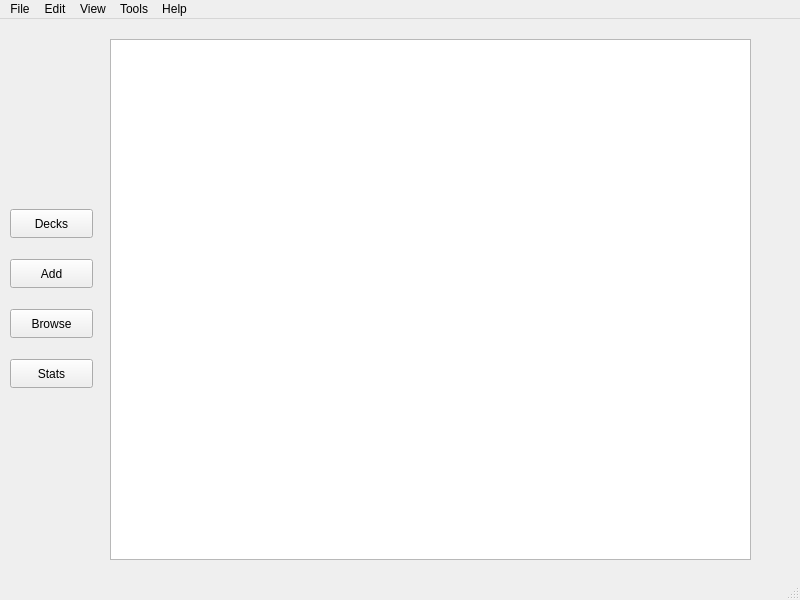
Before: the Qt Designer form forms/mainwindow.ui in TehPig/MindLeap, drawn with Qt 5.
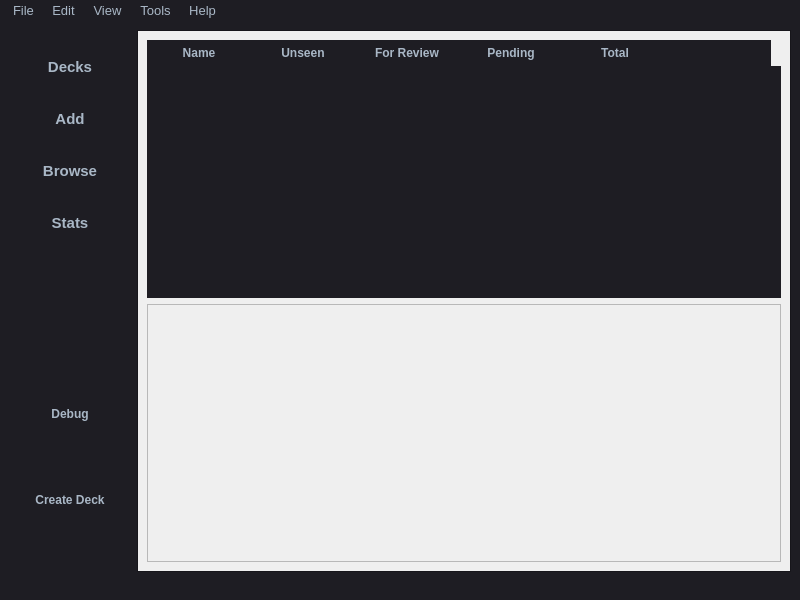
After: the same form once the commit is applied. Icons and pictures are not drawn. Custom widgets are drawn as their Qt base class.

The edit to the form file:
```diff
--- a/forms/mainwindow.ui
+++ b/forms/mainwindow.ui
@@ -10,72 +10,962 @@
     <height>600</height>
    </rect>
   </property>
+  <property name="sizePolicy">
+   <sizepolicy hsizetype="Expanding" vsizetype="Expanding">
+    <horstretch>0</horstretch>
+    <verstretch>0</verstretch>
+   </sizepolicy>
+  </property>
   <property name="windowTitle">
-   <string>MainWindow</string>
+   <string>MindLeap</string>
+  </property>
+  <property name="styleSheet">
+   <string notr="true">/*
+Material Dark Style Sheet for QT Applications
+Author: Jaime A. Quiroga P.
+Inspired on https://github.com/jxfwinter/qt-material-stylesheet
+Company: GTRONICK
+Last updated: 04/12/2018, 15:00.
+Available at: https://github.com/GTRONICK/QSS/blob/master/MaterialDark.qss
+*/
+QMainWindow {
+	background-color:#1e1d23;
+}
+QDialog {
+	background-color:#1e1d23;
+}
+QColorDialog {
+	background-color:#1e1d23;
+}
+QTextEdit {
+	background-color:#1e1d23;
+	color: #a9b7c6;
+}
+QPlainTextEdit {
+	selection-background-color:#007b50;
+	background-color:#1e1d23;
+	border-style: solid;
+	border-top-color: transparent;
+	border-right-color: transparent;
+	border-left-color: transparent;
+	border-bottom-color: transparent;
+	border-width: 1px;
+	color: #a9b7c6;
+}
+QPushButton{
+	border-style: solid;
+	border-top-color: transparent;
+	border-right-color: transparent;
+	border-left-color: transparent;
+	border-bottom-color: transparent;
+	border-width: 1px;
+	border-style: solid;
+	color: #a9b7c6;
+	padding: 2px;
+	background-color: #1e1d23;
+}
+QPushButton::default{
+	border-style: inset;
+	border-top-color: transparent;
+	border-right-color: transparent;
+	border-left-color: transparent;
+	border-bottom-color: #04b97f;
+	border-width: 1px;
+	color: #a9b7c6;
+	padding: 2px;
+	background-color: #1e1d23;
+}
+QToolButton {
+	border-style: solid;
+	border-top-color: transparent;
+	border-right-color: transparent;
+	border-left-color: transparent;
+	border-bottom-color: #04b97f;
+	border-bottom-width: 1px;
+	border-style: solid;
+	color: #a9b7c6;
+	padding: 2px;
+	background-color: #1e1d23;
+}
+QToolButton:hover{
+	border-style: solid;
+	border-top-color: transparent;
+	border-right-color: transparent;
+	border-left-color: transparent;
+	border-bottom-color: #37efba;
+	border-bottom-width: 2px;
+	border-style: solid;
+	color: #FFFFFF;
+	padding-bottom: 1px;
+	background-color: #1e1d23;
+}
+QPushButton:hover{
+	border-style: solid;
+	border-top-color: transparent;
+	border-right-color: transparent;
+	border-left-color: transparent;
+	border-bottom-color: #37efba;
+	border-bottom-width: 1px;
+	border-style: solid;
+	color: #FFFFFF;
+	padding-bottom: 2px;
+	background-color: #1e1d23;
+}
+QPushButton:pressed{
+	border-style: solid;
+	border-top-color: transparent;
+	border-right-color: transparent;
+	border-left-color: transparent;
+	border-bottom-color: #37efba;
+	border-bottom-width: 2px;
+	border-style: solid;
+	color: #37efba;
+	padding-bottom: 1px;
+	background-color: #1e1d23;
+}
+QPushButton:disabled{
+	border-style: solid;
+	border-top-color: transparent;
+	border-right-color: transparent;
+	border-left-color: transparent;
+	border-bottom-color: #808086;
+	border-bottom-width: 2px;
+	border-style: solid;
+	color: #808086;
+	padding-bottom: 1px;
+	background-color: #1e1d23;
+}
+QLineEdit {
+	border-width: 1px; border-radius: 4px;
+	border-color: rgb(58, 58, 58);
+	border-style: inset;
+	padding: 0 8px;
+	color: #a9b7c6;
+	background:#1e1d23;
+	selection-background-color:#007b50;
+	selection-color: #FFFFFF;
+}
+QLabel {
+	color: #a9b7c6;
+}
+QLCDNumber {
+	color: #37e6b4;
+}
+QProgressBar {
+	text-align: center;
+	color: rgb(240, 240, 240);
+	border-width: 1px; 
+	border-radius: 10px;
+	border-color: rgb(58, 58, 58);
+	border-style: inset;
+	background-color:#1e1d23;
+}
+QProgressBar::chunk {
+	background-color: #04b97f;
+	border-radius: 5px;
+}
+QMenuBar {
+	background-color: #1e1d23;
+}
+QMenuBar::item {
+	color: #a9b7c6;
+  	spacing: 3px;
+  	padding: 1px 4px;
+  	background: #1e1d23;
+}
+
+QMenuBar::item:selected {
+  	background:#1e1d23;
+	color: #FFFFFF;
+}
+QMenu::item:selected {
+	border-style: solid;
+	border-top-color: transparent;
+	border-right-color: transparent;
+	border-left-color: #04b97f;
+	border-bottom-color: transparent;
+	border-left-width: 2px;
+	color: #FFFFFF;
+	padding-left:15px;
+	padding-top:4px;
+	padding-bottom:4px;
+	padding-right:7px;
+	background-color: #1e1d23;
+}
+QMenu::item {
+	border-style: solid;
+	border-top-color: transparent;
+	border-right-color: transparent;
+	border-left-color: transparent;
+	border-bottom-color: transparent;
+	border-bottom-width: 1px;
+	border-style: solid;
+	color: #a9b7c6;
+	padding-left:17px;
+	padding-top:4px;
+	padding-bottom:4px;
+	padding-right:7px;
+	background-color: #1e1d23;
+}
+QMenu{
+	background-color:#1e1d23;
+}
+QTabWidget {
+	color:rgb(0,0,0);
+	background-color:#1e1d23;
+}
+QTabWidget::pane {
+		border-color: rgb(77,77,77);
+		background-color:#1e1d23;
+		border-style: solid;
+		border-width: 1px;
+    	border-radius: 6px;
+}
+QTabBar::tab {
+	border-style: solid;
+	border-top-color: transparent;
+	border-right-color: transparent;
+	border-left-color: transparent;
+	border-bottom-color: transparent;
+	border-bottom-width: 1px;
+	border-style: solid;
+	color: #808086;
+	padding: 3px;
+	margin-left:3px;
+	background-color: #1e1d23;
+}
+QTabBar::tab:selected, QTabBar::tab:last:selected, QTabBar::tab:hover {
+  	border-style: solid;
+	border-top-color: transparent;
+	border-right-color: transparent;
+	border-left-color: transparent;
+	border-bottom-color: #04b97f;
+	border-bottom-width: 2px;
+	border-style: solid;
+	color: #FFFFFF;
+	padding-left: 3px;
+	padding-bottom: 2px;
+	margin-left:3px;
+	background-color: #1e1d23;
+}
+
+QCheckBox {
+	color: #a9b7c6;
+	padding: 2px;
+}
+QCheckBox:disabled {
+	color: #808086;
+	padding: 2px;
+}
+
+QCheckBox:hover {
+	border-radius:4px;
+	border-style:solid;
+	padding-left: 1px;
+	padding-right: 1px;
+	padding-bottom: 1px;
+	padding-top: 1px;
+	border-width:1px;
+	border-color: rgb(87, 97, 106);
+	background-color:#1e1d23;
+}
+QCheckBox::indicator:checked {
+
+	height: 10px;
+	width: 10px;
+	border-style:solid;
+	border-width: 1px;
+	border-color: #04b97f;
+	color: #a9b7c6;
+	background-color: #04b97f;
+}
+QCheckBox::indicator:unchecked {
+
+	height: 10px;
+	width: 10px;
+	border-style:solid;
+	border-width: 1px;
+	border-color: #04b97f;
+	color: #a9b7c6;
+	background-color: transparent;
+}
+QRadioButton {
+	color: #a9b7c6;
+	background-color: #1e1d23;
+	padding: 1px;
+}
+QRadioButton::indicator:checked {
+	height: 10px;
+	width: 10px;
+	border-style:solid;
+	border-radius:5px;
+	border-width: 1px;
+	border-color: #04b97f;
+	color: #a9b7c6;
+	background-color: #04b97f;
+}
+QRadioButton::indicator:!checked {
+	height: 10px;
+	width: 10px;
+	border-style:solid;
+	border-radius:5px;
+	border-width: 1px;
+	border-color: #04b97f;
+	color: #a9b7c6;
+	background-color: transparent;
+}
+QStatusBar {
+	color:#027f7f;
+}
+QSpinBox {
+	color: #a9b7c6;	
+	background-color: #1e1d23;
+}
+QDoubleSpinBox {
+	color: #a9b7c6;	
+	background-color: #1e1d23;
+}
+QTimeEdit {
+	color: #a9b7c6;	
+	background-color: #1e1d23;
+}
+QDateTimeEdit {
+	color: #a9b7c6;	
+	background-color: #1e1d23;
+}
+QDateEdit {
+	color: #a9b7c6;	
+	background-color: #1e1d23;
+}
+QComboBox {
+	color: #a9b7c6;	
+	background: #1e1d23;
+}
+QComboBox:editable {
+	background: #1e1d23;
+	color: #a9b7c6;
+	selection-background-color: #1e1d23;
+}
+QComboBox QAbstractItemView {
+	color: #a9b7c6;	
+	background: #1e1d23;
+	selection-color: #FFFFFF;
+	selection-background-color: #1e1d23;
+}
+QComboBox:!editable:on, QComboBox::drop-down:editable:on {
+	color: #a9b7c6;	
+	background: #1e1d23;
+}
+QFontComboBox {
+	color: #a9b7c6;	
+	background-color: #1e1d23;
+}
+QToolBox {
+	color: #a9b7c6;
+	background-color: #1e1d23;
+}
+QToolBox::tab {
+	color: #a9b7c6;
+	background-color: #1e1d23;
+}
+QToolBox::tab:selected {
+	color: #FFFFFF;
+	background-color: #1e1d23;
+}
+QScrollArea {
+	color: #FFFFFF;
+	background-color: #1e1d23;
+}
+QSlider::groove:horizontal {
+	height: 5px;
+	background: #04b97f;
+}
+QSlider::groove:vertical {
+	width: 5px;
+	background: #04b97f;
+}
+QSlider::handle:horizontal {
+	background: qlineargradient(x1:0, y1:0, x2:1, y2:1, stop:0 #b4b4b4, stop:1 #8f8f8f);
+	border: 1px solid #5c5c5c;
+	width: 14px;
+	margin: -5px 0;
+	border-radius: 7px;
+}
+QSlider::handle:vertical {
+	background: qlineargradient(x1:1, y1:1, x2:0, y2:0, stop:0 #b4b4b4, stop:1 #8f8f8f);
+	border: 1px solid #5c5c5c;
+	height: 14px;
+	margin: 0 -5px;
+	border-radius: 7px;
+}
+QSlider::add-page:horizontal {
+    background: white;
+}
+QSlider::add-page:vertical {
+    background: white;
+}
+QSlider::sub-page:horizontal {
+    background: #04b97f;
+}
+QSlider::sub-page:vertical {
+    background: #04b97f;
+}</string>
   </property>
   <widget class="QWidget" name="centralwidget">
-   <widget class="QPushButton" name="pushButton">
-    <property name="geometry">
-     <rect>
-      <x>10</x>
-      <y>190</y>
-      <width>83</width>
-      <height>29</height>
-     </rect>
-    </property>
-    <property name="text">
-     <string>Decks</string>
-    </property>
-   </widget>
-   <widget class="QPushButton" name="pushButton_2">
-    <property name="geometry">
-     <rect>
-      <x>10</x>
-      <y>240</y>
-      <width>83</width>
-      <height>29</height>
-     </rect>
-    </property>
-    <property name="text">
-     <string>Add</string>
-    </property>
-   </widget>
-   <widget class="QPushButton" name="pushButton_3">
-    <property name="geometry">
-     <rect>
-      <x>10</x>
-      <y>290</y>
-      <width>83</width>
-      <height>29</height>
-     </rect>
-    </property>
-    <property name="text">
-     <string>Browse</string>
-    </property>
-   </widget>
-   <widget class="QPushButton" name="pushButton_4">
-    <property name="geometry">
-     <rect>
-      <x>10</x>
-      <y>340</y>
-      <width>83</width>
-      <height>29</height>
-     </rect>
-    </property>
-    <property name="text">
-     <string>Stats</string>
-    </property>
-   </widget>
-   <widget class="QListWidget" name="listWidget">
-    <property name="geometry">
-     <rect>
-      <x>110</x>
-      <y>20</y>
-      <width>641</width>
-      <height>521</height>
-     </rect>
-    </property>
-   </widget>
+   <property name="enabled">
+    <bool>true</bool>
+   </property>
+   <property name="sizePolicy">
+    <sizepolicy hsizetype="Expanding" vsizetype="Expanding">
+     <horstretch>0</horstretch>
+     <verstretch>0</verstretch>
+    </sizepolicy>
+   </property>
+   <layout class="QGridLayout" name="gridLayout">
+    <item row="0" column="0">
+     <widget class="QWidget" name="widget" native="true">
+      <property name="sizePolicy">
+       <sizepolicy hsizetype="Preferred" vsizetype="Preferred">
+        <horstretch>0</horstretch>
+        <verstretch>0</verstretch>
+       </sizepolicy>
+      </property>
+      <layout class="QVBoxLayout" name="verticalLayout">
+       <property name="spacing">
+        <number>5</number>
+       </property>
+       <property name="leftMargin">
+        <number>11</number>
+       </property>
+       <property name="topMargin">
+        <number>11</number>
+       </property>
+       <property name="rightMargin">
+        <number>11</number>
+       </property>
+       <property name="bottomMargin">
+        <number>11</number>
+       </property>
+       <item>
+        <widget class="QWidget" name="widget_2" native="true">
+         <layout class="QVBoxLayout" name="verticalLayout_3">
+          <property name="leftMargin">
+           <number>0</number>
+          </property>
+          <property name="topMargin">
+           <number>0</number>
+          </property>
+          <property name="rightMargin">
+           <number>0</number>
+          </property>
+          <property name="bottomMargin">
+           <number>0</number>
+          </property>
+          <item>
+           <widget class="QPushButton" name="pushButton">
+            <property name="sizePolicy">
+             <sizepolicy hsizetype="Fixed" vsizetype="Fixed">
+              <horstretch>0</horstretch>
+              <verstretch>0</verstretch>
+             </sizepolicy>
+            </property>
+            <property name="minimumSize">
+             <size>
+              <width>80</width>
+              <height>30</height>
+             </size>
+            </property>
+            <property name="maximumSize">
+             <size>
+              <width>120</width>
+              <height>40</height>
+             </size>
+            </property>
+            <property name="font">
+             <font>
+              <pointsize>11</pointsize>
+              <bold>true</bold>
+             </font>
+            </property>
+            <property name="text">
+             <string>Decks</string>
+            </property>
+           </widget>
+          </item>
+          <item>
+           <widget class="QPushButton" name="pushButton_2">
+            <property name="sizePolicy">
+             <sizepolicy hsizetype="Fixed" vsizetype="Fixed">
+              <horstretch>0</horstretch>
+              <verstretch>0</verstretch>
+             </sizepolicy>
+            </property>
+            <property name="minimumSize">
+             <size>
+              <width>80</width>
+              <height>30</height>
+             </size>
+            </property>
+            <property name="maximumSize">
+             <size>
+              <width>120</width>
+              <height>40</height>
+             </size>
+            </property>
+            <property name="font">
+             <font>
+              <pointsize>11</pointsize>
+              <bold>true</bold>
+             </font>
+            </property>
+            <property name="text">
+             <string>Add</string>
+            </property>
+           </widget>
+          </item>
+          <item>
+           <widget class="QPushButton" name="pushButton_3">
+            <property name="sizePolicy">
+             <sizepolicy hsizetype="Fixed" vsizetype="Fixed">
+              <horstretch>0</horstretch>
+              <verstretch>0</verstretch>
+             </sizepolicy>
+            </property>
+            <property name="minimumSize">
+             <size>
+              <width>80</width>
+              <height>30</height>
+             </size>
+            </property>
+            <property name="maximumSize">
+             <size>
+              <width>120</width>
+              <height>40</height>
+             </size>
+            </property>
+            <property name="font">
+             <font>
+              <pointsize>11</pointsize>
+              <bold>true</bold>
+             </font>
+            </property>
+            <property name="text">
+             <string>Browse</string>
+            </property>
+           </widget>
+          </item>
+          <item>
+           <widget class="QPushButton" name="pushButton_4">
+            <property name="sizePolicy">
+             <sizepolicy hsizetype="Fixed" vsizetype="Fixed">
+              <horstretch>0</horstretch>
+              <verstretch>0</verstretch>
+             </sizepolicy>
+            </property>
+            <property name="minimumSize">
+             <size>
+              <width>80</width>
+              <height>30</height>
+             </size>
+            </property>
+            <property name="maximumSize">
+             <size>
+              <width>120</width>
+              <height>40</height>
+             </size>
+            </property>
+            <property name="font">
+             <font>
+              <pointsize>11</pointsize>
+              <bold>true</bold>
+             </font>
+            </property>
+            <property name="text">
+             <string>Stats</string>
+            </property>
+           </widget>
+          </item>
+         </layout>
+        </widget>
+       </item>
+       <item>
+        <spacer name="verticalSpacer">
+         <property name="orientation">
+          <enum>Qt::Orientation::Vertical</enum>
+         </property>
+         <property name="sizeType">
+          <enum>QSizePolicy::Policy::Preferred</enum>
+         </property>
+         <property name="sizeHint" stdset="0">
+          <size>
+           <width>100</width>
+           <height>100</height>
+          </size>
+         </property>
+        </spacer>
+       </item>
+       <item>
+        <widget class="QWidget" name="widget_3" native="true">
+         <layout class="QVBoxLayout" name="verticalLayout_2">
+          <property name="leftMargin">
+           <number>0</number>
+          </property>
+          <property name="topMargin">
+           <number>0</number>
+          </property>
+          <property name="rightMargin">
+           <number>0</number>
+          </property>
+          <property name="bottomMargin">
+           <number>0</number>
+          </property>
+          <item>
+           <widget class="QPushButton" name="pushButton_6">
+            <property name="enabled">
+             <bool>true</bool>
+            </property>
+            <property name="sizePolicy">
+             <sizepolicy hsizetype="Fixed" vsizetype="Fixed">
+              <horstretch>0</horstretch>
+              <verstretch>0</verstretch>
+             </sizepolicy>
+            </property>
+            <property name="minimumSize">
+             <size>
+              <width>80</width>
+              <height>30</height>
+             </size>
+            </property>
+            <property name="maximumSize">
+             <size>
+              <width>120</width>
+              <height>40</height>
+             </size>
+            </property>
+            <property name="font">
+             <font>
+              <pointsize>9</pointsize>
+              <bold>true</bold>
+              <strikeout>false</strikeout>
+             </font>
+            </property>
+            <property name="text">
+             <string>Debug</string>
+            </property>
+            <property name="autoDefault">
+             <bool>false</bool>
+            </property>
+           </widget>
+          </item>
+          <item>
+           <widget class="QPushButton" name="pushButton_5">
+            <property name="enabled">
+             <bool>true</bool>
+            </property>
+            <property name="sizePolicy">
+             <sizepolicy hsizetype="Fixed" vsizetype="Fixed">
+              <horstretch>0</horstretch>
+              <verstretch>0</verstretch>
+             </sizepolicy>
+            </property>
+            <property name="minimumSize">
+             <size>
+              <width>80</width>
+              <height>30</height>
+             </size>
+            </property>
+            <property name="maximumSize">
+             <size>
+              <width>120</width>
+              <height>40</height>
+             </size>
+            </property>
+            <property name="font">
+             <font>
+              <pointsize>9</pointsize>
+              <bold>true</bold>
+              <strikeout>false</strikeout>
+             </font>
+            </property>
+            <property name="text">
+             <string>Create Deck</string>
+            </property>
+            <property name="autoDefault">
+             <bool>false</bool>
+            </property>
+           </widget>
+          </item>
+         </layout>
+        </widget>
+       </item>
+      </layout>
+     </widget>
+    </item>
+    <item row="0" column="1">
+     <widget class="QScrollArea" name="scrollArea">
+      <property name="enabled">
+       <bool>true</bool>
+      </property>
+      <property name="minimumSize">
+       <size>
+        <width>300</width>
+        <height>250</height>
+       </size>
+      </property>
+      <property name="verticalScrollBarPolicy">
+       <enum>Qt::ScrollBarPolicy::ScrollBarAsNeeded</enum>
+      </property>
+      <property name="horizontalScrollBarPolicy">
+       <enum>Qt::ScrollBarPolicy::ScrollBarAsNeeded</enum>
+      </property>
+      <property name="sizeAdjustPolicy">
+       <enum>QAbstractScrollArea::SizeAdjustPolicy::AdjustToContentsOnFirstShow</enum>
+      </property>
+      <property name="widgetResizable">
+       <bool>true</bool>
+      </property>
+      <widget class="QWidget" name="scrollAreaWidgetContents_2">
+       <property name="enabled">
+        <bool>true</bool>
+       </property>
+       <property name="geometry">
+        <rect>
+         <x>0</x>
+         <y>0</y>
+         <width>647</width>
+         <height>523</height>
+        </rect>
+       </property>
+       <property name="sizePolicy">
+        <sizepolicy hsizetype="Expanding" vsizetype="Expanding">
+         <horstretch>0</horstretch>
+         <verstretch>0</verstretch>
+        </sizepolicy>
+       </property>
+       <layout class="QGridLayout" name="gridLayout_2">
+        <item row="0" column="0">
+         <widget class="HoverableTableWidget" name="tableWidget">
+          <property name="enabled">
+           <bool>true</bool>
+          </property>
+          <property name="styleSheet">
+           <string notr="true">QTableWidget {
+        background-color: #1e1d23;
+        gridline-color: transparent;
+        border: none;
+        color: #a9b7c6;
+    }
+    QTableWidget::item {
+        border: none;
+        padding: 5px;
+        background-color: #1e1d23;
+        color: #a9b7c6;
+    }
+    QTableWidget::item:selected {
+        background-color: transparent;
+        color: #a9b7c6;
+    }
+    QHeaderView::section {
+        background-color: #1e1d23;
+        color: #a9b7c6;
+        border: none;
+        padding: 4px;
+    }
+    QTableCornerButton::section {
+        background-color: #1e1d23;
+        border: none;
+    }</string>
+          </property>
+          <property name="alternatingRowColors">
+           <bool>false</bool>
+          </property>
+          <property name="showGrid">
+           <bool>true</bool>
+          </property>
+          <property name="sortingEnabled">
+           <bool>true</bool>
+          </property>
+          <property name="cornerButtonEnabled">
+           <bool>false</bool>
+          </property>
+          <attribute name="horizontalHeaderVisible">
+           <bool>true</bool>
+          </attribute>
+          <attribute name="horizontalHeaderCascadingSectionResizes">
+           <bool>false</bool>
+          </attribute>
+          <attribute name="horizontalHeaderDefaultSectionSize">
+           <number>104</number>
+          </attribute>
+          <attribute name="horizontalHeaderHighlightSections">
+           <bool>true</bool>
+          </attribute>
+          <attribute name="horizontalHeaderStretchLastSection">
+           <bool>false</bool>
+          </attribute>
+          <attribute name="verticalHeaderVisible">
+           <bool>false</bool>
+          </attribute>
+          <attribute name="verticalHeaderCascadingSectionResizes">
+           <bool>false</bool>
+          </attribute>
+          <column>
+           <property name="text">
+            <string>Name</string>
+           </property>
+           <property name="font">
+            <font>
+             <bold>true</bold>
+            </font>
+           </property>
+          </column>
+          <column>
+           <property name="text">
+            <string>Unseen</string>
+           </property>
+           <property name="font">
+            <font>
+             <bold>true</bold>
+            </font>
+           </property>
+          </column>
+          <column>
+           <property name="text">
+            <string>For Review</string>
+           </property>
+           <property name="font">
+            <font>
+             <bold>true</bold>
+            </font>
+           </property>
+          </column>
+          <column>
+           <property name="text">
+            <string>Pending</string>
+           </property>
+           <property name="font">
+            <font>
+             <bold>true</bold>
+            </font>
+           </property>
+          </column>
+          <column>
+           <property name="text">
+            <string>Total</string>
+           </property>
+           <property name="font">
+            <font>
+             <bold>true</bold>
+            </font>
+           </property>
+          </column>
+          <column>
+           <property name="text">
+            <string/>
+           </property>
+          </column>
+         </widget>
+        </item>
+        <item row="1" column="0">
+         <widget class="QWidget" name="deckWidget" native="true">
+          <property name="enabled">
+           <bool>true</bool>
+          </property>
+          <property name="sizePolicy">
+           <sizepolicy hsizetype="Expanding" vsizetype="Expanding">
+            <horstretch>0</horstretch>
+            <verstretch>0</verstretch>
+           </sizepolicy>
+          </property>
+          <property name="visible">
+           <bool>false</bool>
+          </property>
+          <layout class="QGridLayout" name="gridLayout_3">
+           <property name="leftMargin">
+            <number>0</number>
+           </property>
+           <property name="topMargin">
+            <number>0</number>
+           </property>
+           <property name="rightMargin">
+            <number>0</number>
+           </property>
+           <property name="bottomMargin">
+            <number>0</number>
+           </property>
+           <property name="spacing">
+            <number>0</number>
+           </property>
+           <item row="0" column="0">
+            <widget class="QFrame" name="DeckInfo">
+             <property name="enabled">
+              <bool>true</bool>
+             </property>
+             <property name="sizePolicy">
+              <sizepolicy hsizetype="Expanding" vsizetype="Expanding">
+               <horstretch>0</horstretch>
+               <verstretch>0</verstretch>
+              </sizepolicy>
+             </property>
+             <property name="minimumSize">
+              <size>
+               <width>309</width>
+               <height>247</height>
+              </size>
+             </property>
+             <property name="maximumSize">
+              <size>
+               <width>16777215</width>
+               <height>16777215</height>
+              </size>
+             </property>
+             <property name="frameShape">
+              <enum>QFrame::Shape::StyledPanel</enum>
+             </property>
+             <property name="frameShadow">
+              <enum>QFrame::Shadow::Raised</enum>
+             </property>
+             <widget class="QLabel" name="Name">
+              <property name="geometry">
+               <rect>
+                <x>100</x>
+                <y>30</y>
+                <width>431</width>
+                <height>51</height>
+               </rect>
+              </property>
+              <property name="font">
+               <font>
+                <bold>true</bold>
+               </font>
+              </property>
+              <property name="text">
+               <string/>
+              </property>
+             </widget>
+             <widget class="QLabel" name="CardCount">
+              <property name="geometry">
+               <rect>
+                <x>180</x>
+                <y>280</y>
+                <width>271</width>
+                <height>61</height>
+               </rect>
+              </property>
+              <property name="text">
+               <string/>
+              </property>
+             </widget>
+            </widget>
+           </item>
+          </layout>
+         </widget>
+        </item>
+       </layout>
+      </widget>
+     </widget>
+    </item>
+   </layout>
   </widget>
   <widget class="QMenuBar" name="menubar">
    <property name="geometry">
@@ -83,10 +973,53 @@
      <x>0</x>
      <y>0</y>
      <width>800</width>
-     <height>25</height>
+     <height>28</height>
     </rect>
    </property>
+   <property name="font">
+    <font>
+     <family>Segoe UI</family>
+     <pointsize>10</pointsize>
+     <italic>false</italic>
+     <bold>false</bold>
+    </font>
+   </property>
+   <property name="styleSheet">
+    <string notr="true">QMenuBar {
+    color: #FFFFFF;
+    font: 10pt &quot;Segoe UI&quot;;
+    padding: 1px;
+}
+
+QMenuBar::item {
+    background: transparent;
+    padding: 1px 5px;
+    margin: 1px;
+    border-radius: 2px;
+}
+
+QMenuBar::item:selected {
+    background: #7289DA;
+    color: white;
+}
+
+QMenuBar::item:pressed {
+    background: #5865F2;
+}
+</string>
+   </property>
    <widget class="QMenu" name="menuFile">
+    <property name="font">
+     <font>
+      <kerning>true</kerning>
+     </font>
+    </property>
+    <property name="autoFillBackground">
+     <bool>false</bool>
+    </property>
+    <property name="tearOffEnabled">
+     <bool>false</bool>
+    </property>
     <property name="title">
      <string>File</string>
     </property>
@@ -128,7 +1061,11 @@
    <addaction name="menuTools"/>
    <addaction name="menuGuide"/>
   </widget>
-  <widget class="QStatusBar" name="statusbar"/>
+  <widget class="QStatusBar" name="statusbar">
+   <property name="sizeGripEnabled">
+    <bool>false</bool>
+   </property>
+  </widget>
   <action name="actionUsers">
    <property name="text">
     <string>Users</string>
@@ -170,6 +1107,13 @@
    </property>
   </action>
  </widget>
+ <customwidgets>
+  <customwidget>
+   <class>HoverableTableWidget</class>
+   <extends>QTableWidget</extends>
+   <header>Frontend/hoverabletablewidget.h</header>
+  </customwidget>
+ </customwidgets>
  <resources/>
  <connections/>
 </ui>
```
Left out of the diff: 21 changed lines with no effect on the pictures.
